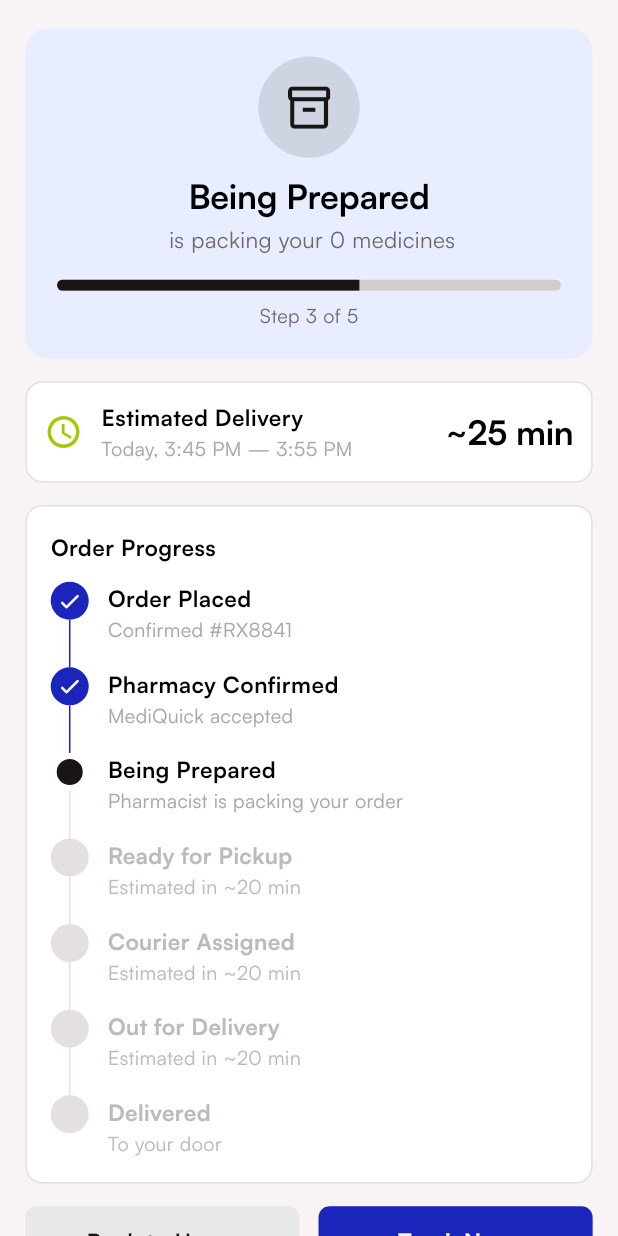
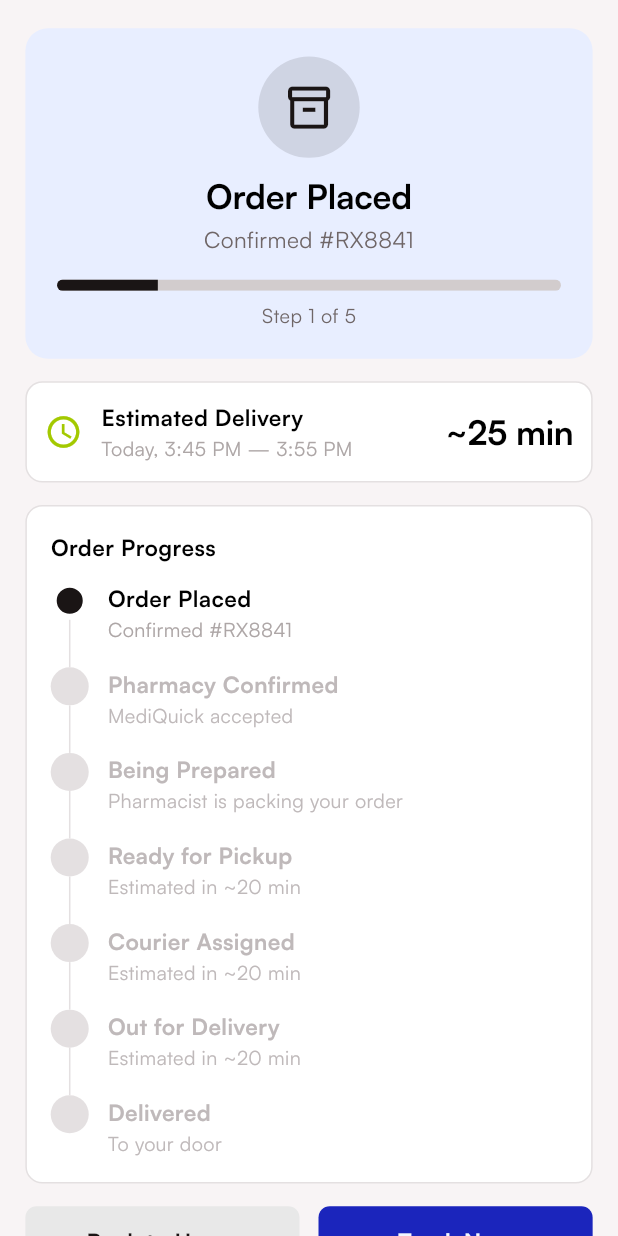
Before and after one commit to ebrahim48/bienify-app, a Flutter app: the OrderStatusScreen screen opened by its route, on a phone screen of 412 x 824 dp. Run offline on Flutter 3.47's test engine with Material 3 defaults, Android fonts, the phone set to English and light mode, and no system bars; our stand-ins replace cached_network_image, connectivity_plus, dio, flutter_screenutil, flutter_svg, get and 5 more; accounts and stored records are empty; network calls fail; project files that could hold a hidden picture were left out.

Commit message:
Place the order the patient just paid for
Place Order navigated to a tracking screen and nothing else. The patient
saw "order placed" over a server that had never heard of it, and their
Orders list stayed empty. `POST /medicine-orders` had been there the whole
time. It now files the order, refuses politely without a delivery address
or an empty basket, and surfaces the server's own refusal — a
prescription-only medicine without a script comes back saying so.

An order names one pharmacy, and a basket built from the catalogue never
chose a store, so `Medicine` now carries the pharmacy stocking it.

The tracker was pinned to "Being Prepared" whatever the server said, so an
order still awaiting payment announced a pharmacist packing it. It reads
the order back and maps the server's status onto the design's timeline —
pending_payment and placed are both "Order Placed" to a patient, since the
distinction is the platform's rather than theirs. The reference is the
patient's own order now, not the design's #RX8841.

Also the payment summary: a basket with no store ended its first line on a
dangling "·", and the address card showed the design's "123 Main Street"
beside an "Add" link, which reads as an address the order will go to. What
the server cannot yet store is written up in docs/API-GAPS.md.

```diff
--- a/lib/core/constants/app_strings.dart
+++ b/lib/core/constants/app_strings.dart
@@ -328,6 +328,11 @@ class AppStrings {
 
   static const String payment = 'payment';
   static const String orderHeadline = 'order_headline';
+  static const String medicinesInOrder = 'medicines_in_order';
+  static const String noDeliveryAddress = 'no_delivery_address';
+  static const String addDeliveryAddressFirst = 'add_delivery_address_first';
+  static const String cartIsEmpty = 'cart_is_empty';
+  static const String orderConfirmedRef = 'order_confirmed_ref';
   static const String deliveryAddress = 'delivery_address';
   static const String addLocation = 'add_location';
   static const String changeLocation = 'change_location';
--- a/lib/core/localization/app_translations.dart
+++ b/lib/core/localization/app_translations.dart
@@ -332,6 +332,11 @@ class AppTranslations extends Translations {
 
     AppStrings.payment: 'Payment',
     AppStrings.orderHeadline: '@count medicines · @store',
+    AppStrings.medicinesInOrder: '@count medicines',
+    AppStrings.noDeliveryAddress: 'No delivery address yet',
+    AppStrings.addDeliveryAddressFirst: 'Add a delivery address first',
+    AppStrings.cartIsEmpty: 'Your basket is empty',
+    AppStrings.orderConfirmedRef: 'Confirmed @ref',
     AppStrings.deliveryAddress: 'DELIVERY ADDRESS',
     AppStrings.addLocation: 'Add Location',
     AppStrings.changeLocation: 'Change Location',
@@ -1261,6 +1266,11 @@ class AppTranslations extends Translations {
 
     AppStrings.payment: 'Pago',
     AppStrings.orderHeadline: '@count medicamentos · @store',
+    AppStrings.medicinesInOrder: '@count medicamentos',
+    AppStrings.noDeliveryAddress: 'Aún no hay dirección de entrega',
+    AppStrings.addDeliveryAddressFirst: 'Primero añade una dirección de entrega',
+    AppStrings.cartIsEmpty: 'Tu cesta está vacía',
+    AppStrings.orderConfirmedRef: 'Confirmado @ref',
     AppStrings.deliveryAddress: 'DIRECCIÓN DE ENTREGA',
     AppStrings.addLocation: 'Añadir dirección',
     AppStrings.changeLocation: 'Cambiar dirección',
--- a/lib/core/network/mappers.dart
+++ b/lib/core/network/mappers.dart
@@ -276,6 +276,7 @@ Medicine medicineFrom(Map<String, dynamic> json) => Medicine(
   packSize: json['packSize'] == null ? null : Api.str(json['packSize']),
   // Out of stock is not the same as delisted; both make the row unbuyable.
   isAvailable: json['isActive'] != false && Api.integer(json['stock']) > 0,
+  pharmacyId: Api.id(json['pharmacyId']),
 );
 
 /// `GET /pharmacies`.
--- a/lib/features/Role/patient/pharmacy/domain/entities/pharmacy.dart
+++ b/lib/features/Role/patient/pharmacy/domain/entities/pharmacy.dart
@@ -17,10 +17,15 @@ class Medicine {
     this.packSize,
     this.discountPercent = 0,
     this.isAvailable = true,
+    this.pharmacyId = '',
   });
 
   final String id;
   final String name;
+
+  /// Which dispensary stocks it. An order names one pharmacy, so this is what
+  /// says where a basket built from the catalogue should be sent.
+  final String pharmacyId;
 
   /// e.g. `25mg`.
   final String dosage;
--- a/lib/features/Role/patient/pharmacy/presentation/controllers/order_tracking_controller.dart
+++ b/lib/features/Role/patient/pharmacy/presentation/controllers/order_tracking_controller.dart
@@ -1,20 +1,94 @@
 import 'package:get/get.dart';
 
 import '../../../../../../core/constants/app_assets.dart';
+import '../../../../../../core/constants/app_strings.dart';
+import '../../../../../../core/exceptions/app_exceptions.dart';
 import '../../../../../../core/routes/app_routes.dart';
 import '../../../../../../core/utils/app_navigator.dart';
 import '../../../chat/domain/entities/conversation.dart';
 import '../../data/static/pharmacy_mock_data.dart';
 import '../../domain/entities/pharmacy.dart';
+import '../../domain/repositories/pharmacy_repository.dart';
 
 /// Backs the placed-order screens: the progress timeline and live tracking.
 ///
-/// UI-only — the stage is fixed at "Being Prepared", which is what the
-/// design shows; a backend will drive it later.
+/// The stage follows the patient's newest order. It used to be pinned to
+/// "Being Prepared" whatever the server said, so an order still awaiting
+/// payment showed a pharmacist packing it.
 class OrderTrackingController extends GetxController {
-  final List<OrderStep> steps = PharmacyMockData.orderSteps;
+  OrderTrackingController({PharmacyRepository? repository})
+    : _repository = repository ?? Get.find<PharmacyRepository>();
 
-  final Rx<OrderStage> stage = OrderStage.beingPrepared.obs;
+  final PharmacyRepository _repository;
+
+  /// The timeline, with the placed step naming the real order.
+  ///
+  /// The design's `#RX8841` is a sample; the patient's own reference is what
+  /// they would quote to the pharmacy.
+  List<OrderStep> get steps {
+    final placed = order.value;
+    if (placed == null) return PharmacyMockData.orderSteps;
+
+    return [
+      for (final step in PharmacyMockData.orderSteps)
+        if (step.stage == OrderStage.placed)
+          OrderStep(
+            stage: step.stage,
+            title: step.title,
+            subtitle: AppStrings.orderConfirmedRef.trParams({
+              'ref': orderReference(placed.id),
+            }),
+          )
+        else
+          step,
+    ];
+  }
+
+  /// `#7261` — the tail of the server's id, which is what fits on a row and
+  /// is still enough to tell two of the patient's orders apart.
+  static String orderReference(String id) =>
+      id.length <= 4 ? '#$id' : '#${id.substring(id.length - 4).toUpperCase()}';
+
+  final Rx<OrderStage> stage = OrderStage.placed.obs;
+
+  /// The order the timeline is about, once it has been read back.
+  final Rxn<PharmacyOrder> order = Rxn<PharmacyOrder>();
+
+  @override
+  void onInit() {
+    super.onInit();
+    load();
+  }
+
+  Future<void> load() async {
+    try {
+      final orders = await _repository.orders();
+      if (orders.isEmpty) return;
+      order.value = orders.first;
+      stage.value = stageFor(orders.first.status);
+    } on AppException {
+      // Leave the timeline at "Order Placed" — the order was accepted, and
+      // guessing a later stage would be worse than showing the earliest one.
+    }
+  }
+
+  /// The server's status as a step on the design's seven-stage timeline.
+  ///
+  /// `pending_payment` and `placed` are both "Order Placed" to a patient: the
+  /// distinction is the platform's, not theirs. A rejected or cancelled order
+  /// has no place on a progress line, so it stays at the start.
+  static OrderStage stageFor(String status) => switch (status) {
+    'accepted' => OrderStage.pharmacyConfirmed,
+    'preparing' => OrderStage.beingPrepared,
+    'ready' => OrderStage.readyForPickup,
+    'out_for_delivery' => OrderStage.outForDelivery,
+    'delivered' => OrderStage.delivered,
+    _ => OrderStage.placed,
+  };
+
+  /// The step the order is at, for the heading above the timeline.
+  OrderStep get currentStep =>
+      steps.firstWhere((step) => step.stage == stage.value, orElse: () => steps.first);
 
   /// 1-based position of [stage] in [steps].
   int get currentIndex =>
--- a/lib/features/Role/patient/pharmacy/presentation/screens/order_status_screen.dart
+++ b/lib/features/Role/patient/pharmacy/presentation/screens/order_status_screen.dart
@@ -36,6 +36,11 @@ class OrderStatusScreen extends GetView<OrderTrackingController> {
             _StagePanel(
               progress: controller.progress,
               currentIndex: controller.currentIndex,
+              // The heading names the stage the order is actually at. It was
+              // pinned to "Being Prepared", so an order still awaiting payment
+              // announced a pharmacist packing it.
+              title: controller.currentStep.title,
+              subtitle: controller.currentStep.subtitle,
               storeName: cart.store.value?.name ?? '',
               itemCount: cart.itemCount,
             ),
@@ -79,12 +84,16 @@ class _StagePanel extends StatelessWidget {
   const _StagePanel({
     required this.progress,
     required this.currentIndex,
+    required this.title,
+    required this.subtitle,
     required this.storeName,
     required this.itemCount,
   });
 
   final double progress;
   final int currentIndex;
+  final String title;
+  final String subtitle;
   final String storeName;
   final int itemCount;
 
@@ -119,16 +128,20 @@ class _StagePanel extends StatelessWidget {
           ),
           AppSpacing.gapV(AppSpacing.sm),
           Text(
-            AppStrings.beingPrepared.tr,
+            title,
             textAlign: TextAlign.center,
             style: AppTextStyles.headlineSmall.rc(AppColors.black),
           ),
           AppSpacing.gapV(AppSpacing.xs2),
           Text(
-            AppStrings.beingPreparedBody.trParams({
-              'store': storeName,
-              'count': '$itemCount',
-            }),
+            // The packing line only makes sense while it is being packed;
+            // every other stage says what that stage means.
+            currentIndex == 3
+                ? AppStrings.beingPreparedBody.trParams({
+                    'store': storeName,
+                    'count': '$itemCount',
+                  })
+                : subtitle,
             textAlign: TextAlign.center,
             style: AppTextStyles.bodyLarge.rc(AppColors.gray600),
           ),
```
Also changed, not shown: lib/features/Role/patient/pharmacy/presentation/controllers/pharmacy_cart_controller.dart (+58 -3 lines), lib/features/Role/patient/pharmacy/presentation/screens/pharmacy_payment_screen.dart (+22 -3 lines), 6 other files.
